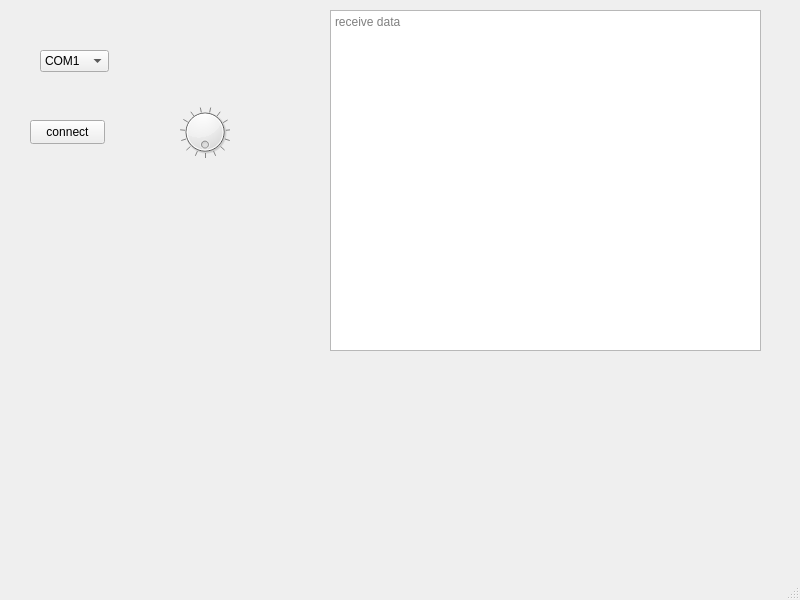
Old version of the form mainwindow.ui in the repository itoho/Mybital2.
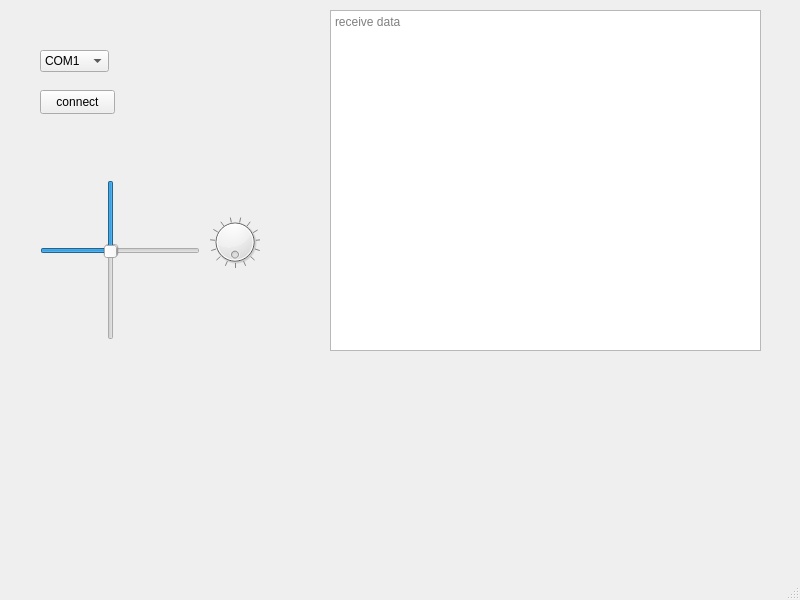
New version of the form.

Diff of the .ui file:
```diff
--- a/mainwindow.ui
+++ b/mainwindow.ui
@@ -88,8 +88,8 @@
    <widget class="QDial" name="dial">
     <property name="geometry">
      <rect>
-      <x>180</x>
-      <y>100</y>
+      <x>210</x>
+      <y>210</y>
       <width>50</width>
       <height>64</height>
      </rect>
@@ -122,8 +122,8 @@
    <widget class="QPushButton" name="pushButton">
     <property name="geometry">
      <rect>
-      <x>30</x>
-      <y>120</y>
+      <x>40</x>
+      <y>90</y>
       <width>75</width>
       <height>24</height>
      </rect>
@@ -132,6 +132,50 @@
      <string>connect</string>
     </property>
    </widget>
+   <widget class="QSlider" name="horizontalSlider">
+    <property name="geometry">
+     <rect>
+      <x>40</x>
+      <y>240</y>
+      <width>160</width>
+      <height>22</height>
+     </rect>
+    </property>
+    <property name="maximum">
+     <number>4096</number>
+    </property>
+    <property name="value">
+     <number>1800</number>
+    </property>
+    <property name="orientation">
+     <enum>Qt::Horizontal</enum>
+    </property>
+   </widget>
+   <widget class="QSlider" name="verticalSlider">
+    <property name="geometry">
+     <rect>
+      <x>100</x>
+      <y>180</y>
+      <width>22</width>
+      <height>160</height>
+     </rect>
+    </property>
+    <property name="maximum">
+     <number>4096</number>
+    </property>
+    <property name="value">
+     <number>1800</number>
+    </property>
+    <property name="orientation">
+     <enum>Qt::Vertical</enum>
+    </property>
+    <property name="invertedAppearance">
+     <bool>true</bool>
+    </property>
+    <property name="invertedControls">
+     <bool>false</bool>
+    </property>
+   </widget>
   </widget>
   <widget class="QMenuBar" name="menubar">
    <property name="geometry">
```
Left out of the diff: 32 changed lines with no effect on the pictures.
